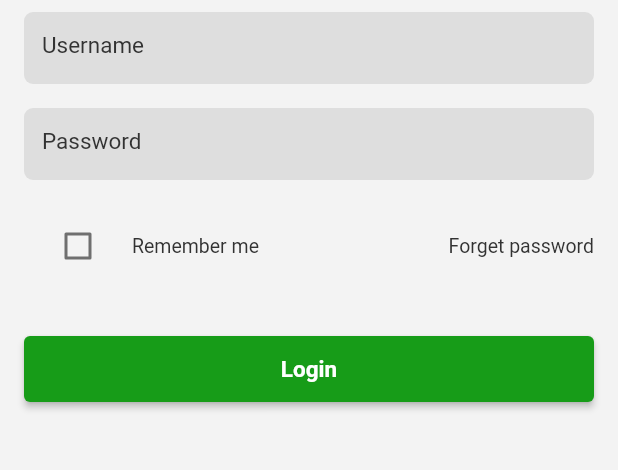
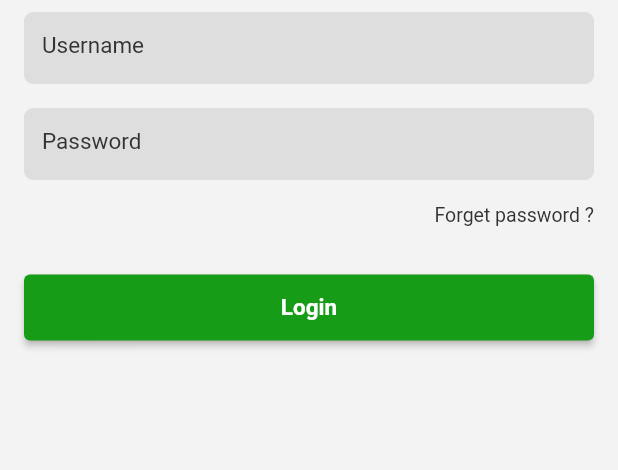
Before and after one commit to bijumondal18/fanex_flutter, a Flutter app: the screen it shows after launch, after a tap on "LOGIN", on a phone screen of 412 x 824 dp, the part 324-794 px from its top. Run offline on Flutter 3.47's test engine with Material 2 defaults, Android fonts, the phone set to English and light mode, and no system bars.

Commit message:
bottom navigation bar screen added

```diff
--- /dev/null
+++ b/lib/bottom_navigation_bar.dart
@@ -0,0 +1,10 @@
+import 'package:flutter/material.dart';
+
+class CustomBottomNavigationBar extends StatelessWidget {
+  const CustomBottomNavigationBar({Key? key}) : super(key: key);
+
+  @override
+  Widget build(BuildContext context) {
+    return Scaffold();
+  }
+}
--- a/lib/common/strings.dart
+++ b/lib/common/strings.dart
@@ -3,7 +3,7 @@ class AppStrings {
   static const String usernameHint = "Username";
   static const String passwordHint = "Password";
   static const String rememberPasswordText = "Remember me";
-  static const String forgetPasswordButtonText = "Forget password";
+  static const String forgetPasswordButtonText = "Forget password ?";
   static const String finishButtonText = "Finish";
   static const String loginButtonText = "Login";
   static const String doneButtonText = "Done";
--- a/lib/features/create_contest/ui/create_contest_screen.dart
+++ b/lib/features/create_contest/ui/create_contest_screen.dart
@@ -2,6 +2,8 @@ import 'package:fanex_flutter/common/common.dart';
 import 'package:fanex_flutter/common/strings.dart';
 import 'package:fanex_flutter/widgets/widgets.dart';
 import 'package:flutter/material.dart';
+
+/// ----------create contest screen-------------------- ///
 
 class CreateContestScreen extends StatefulWidget {
   const CreateContestScreen({Key? key}) : super(key: key);
--- a/lib/features/login/ui/login_screen.dart
+++ b/lib/features/login/ui/login_screen.dart
@@ -1,7 +1,9 @@
+import 'package:fanex_flutter/bottom_navigation_bar.dart';
 import 'package:flutter/material.dart';
 import 'package:fanex_flutter/widgets/widgets.dart';
 import 'package:fanex_flutter/common/common.dart';
 
+/// ----------login screen-------------------- ///
 class LoginScreen extends StatelessWidget {
   const LoginScreen({Key? key}) : super(key: key);
 
@@ -12,7 +14,6 @@ class LoginScreen extends StatelessWidget {
         child: SingleChildScrollView(
           child: Container(
             width: MediaQuery.of(context).size.width,
-            height: MediaQuery.of(context).size.height,
             margin: const EdgeInsets.symmetric(
                 horizontal: AppSizes.dimen16, vertical: AppSizes.dimen16),
             child: Column(
@@ -27,32 +28,19 @@ class LoginScreen extends StatelessWidget {
                 const SizedBox(height: AppSizes.dimen8),
                 const CustomTextField(hintText: AppStrings.passwordHint),
                 const SizedBox(height: AppSizes.dimen16),
-                Row(
-                  crossAxisAlignment: CrossAxisAlignment.center,
-                  mainAxisAlignment: MainAxisAlignment.spaceBetween,
-                  children: [
-                    Flexible(
-                      child: CheckboxListTile(
-                        title: Text(
-                          AppStrings.rememberPasswordText,
-                          style: AppTheme.lightTheme.textTheme.bodyText2,
-                        ),
-                        value: false,
-                        onChanged: (newValue) {},
-                        controlAffinity: ListTileControlAffinity
-                            .leading, //  <-- leading Checkbox
-                      ),
-                    ),
-                    Flexible(
-                        child: Text(
-                      AppStrings.forgetPasswordButtonText,
-                      style: AppTheme.lightTheme.textTheme.bodyText2,
-                    ))
-                  ],
+                Align(
+                  alignment: Alignment.topRight,
+                  child: Text(
+                    AppStrings.forgetPasswordButtonText,
+                    style: AppTheme.lightTheme.textTheme.bodyText2,
+                  ),
                 ),
                 const SizedBox(height: AppSizes.dimen30),
                 CustomFullButton(
-                    title: AppStrings.loginButtonText, onPressed: () {})
+                    title: AppStrings.loginButtonText, onPressed: () {
+                  Navigator.of(context).push(MaterialPageRoute(
+                      builder: (context) => const CustomBottomNavigationBar()));
+                })
               ],
             ),
           ),
--- a/lib/features/welcome/ui/welcome_screen.dart
+++ b/lib/features/welcome/ui/welcome_screen.dart
@@ -2,6 +2,8 @@ import 'package:fanex_flutter/common/common.dart';
 import 'package:fanex_flutter/features/screens.dart';
 import 'package:flutter/material.dart';
 import 'package:fanex_flutter/widgets/widgets.dart';
+
+/// ----------welcome screen-------------------- ///
 
 class WelcomeScreen extends StatelessWidget {
   const WelcomeScreen({Key? key}) : super(key: key);
@@ -13,16 +15,23 @@ class WelcomeScreen extends StatelessWidget {
         child: Container(
           width: MediaQuery.of(context).size.width,
           height: MediaQuery.of(context).size.height,
-          margin: const EdgeInsets.symmetric(vertical: AppSizes.dimen16, horizontal: AppSizes.dimen16),
+          margin: const EdgeInsets.symmetric(
+              vertical: AppSizes.dimen16, horizontal: AppSizes.dimen16),
           child: Column(
             mainAxisAlignment: MainAxisAlignment.spaceBetween,
             children: [
-              Image.asset('assets/images/fanex-logo.png',
-                  height: 100, fit: BoxFit.cover),
+              SizedBox(
+                width: 200,
+                height: 200,
+                child: Image.asset('assets/images/fanex-logo.png',
+                    fit: BoxFit.contain),
+              ),
               CustomFullButton(
-                  title: AppStrings.loginButtonText.toUpperCase(), onPressed: () {
-                    Navigator.of(context).push(MaterialPageRoute(builder: (context) => const LoginScreen()));
-              })
+                  title: AppStrings.loginButtonText.toUpperCase(),
+                  onPressed: () {
+                    Navigator.of(context).push(MaterialPageRoute(
+                        builder: (context) => const LoginScreen()));
+                  })
             ],
           ),
         ),
```
